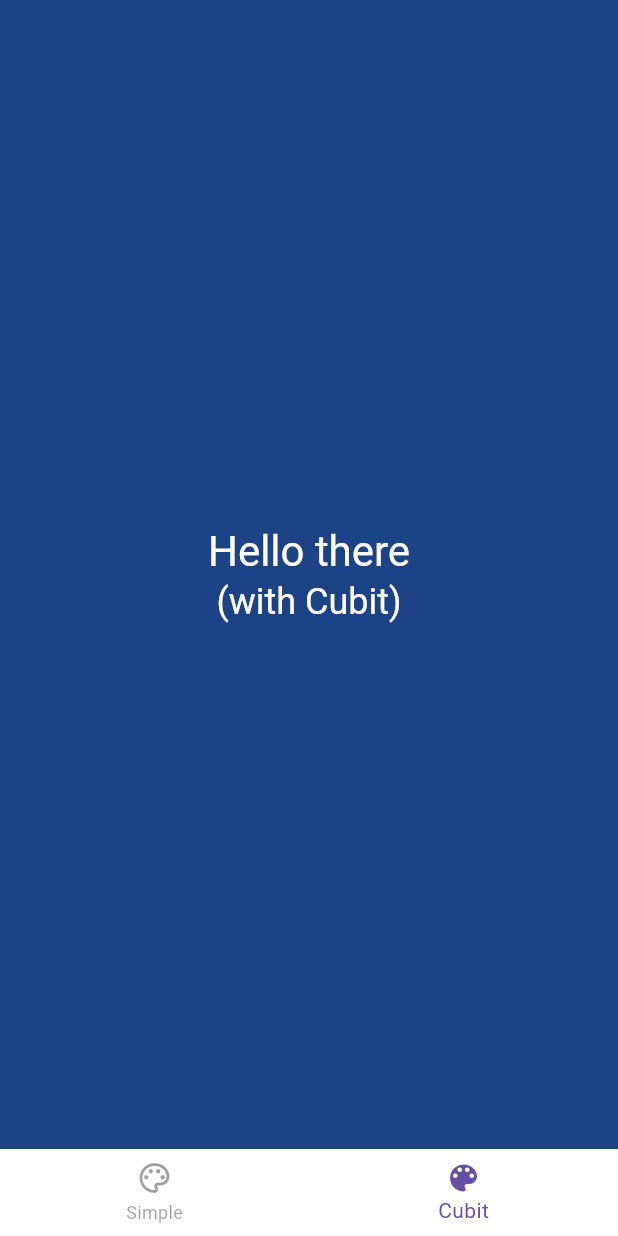
After one commit to Vurarddo/flutter_color_app, a Flutter app: the CubitColorPage screen opened by its route, on a phone screen of 412 x 824 dp. The commit adds this screen. Run offline on Flutter 3.47's test engine with Material 2 defaults, Android fonts, the phone set to English and light mode, and no system bars; our stand-ins replace auto_route, flutter_bloc, get_it, injectable.

Commit message:
extracted text tile

```diff
--- a/lib/features/color/presentation/cubit_color/cubit_color_page.dart
+++ b/lib/features/color/presentation/cubit_color/cubit_color_page.dart
@@ -2,10 +2,14 @@ import 'package:flutter/material.dart';
 
 import 'package:auto_route/auto_route.dart';
 import 'package:flutter_bloc/flutter_bloc.dart';
+import 'package:flutter_color_app/features/color/presentation/widgets/text_tile.dart';
 import 'package:get_it/get_it.dart';
 
 import 'package:flutter_color_app/features/color/presentation/cubit_color/cubit/color_cubit.dart';
 import 'package:flutter_color_app/infrastructure/theme/theme_extensions.dart';
+
+const String _helloThereText = 'Hello there';
+const String withCubitText = 'with Cubit';
 
 @RoutePage()
 class CubitColorPage extends StatefulWidget implements AutoRouteWrapper {
@@ -39,8 +43,10 @@ class _CubitColorPageState extends State<CubitColorPage> {
           onTap: _onChangedColor,
           child: Scaffold(
             backgroundColor: color,
-            body: _TextTile(
+            body: TextTile(
               backgroundColor: color,
+              title: _helloThereText,
+              subtitle: '($withCubitText)',
             ),
           ),
         );
@@ -48,35 +54,3 @@ class _CubitColorPageState extends State<CubitColorPage> {
     );
   }
 }
-
-class _TextTile extends StatelessWidget {
-  final Color backgroundColor;
-
-  const _TextTile({
-    Key? key,
-    required this.backgroundColor,
-  }) : super(key: key);
-
-  @override
-  Widget build(BuildContext context) {
-    return Center(
-      child: Column(
-        mainAxisAlignment: MainAxisAlignment.center,
-        children: [
-          Text(
-            'Hello there',
-            style: context.textTheme.headlineMedium!.copyWith(
-              color: context.textTheme.getTextColorBasedOnBackground(backgroundColor),
-            ),
-          ),
-          Text(
-            '(with Cubit)',
-            style: context.textTheme.headlineSmall!.copyWith(
-              color: context.textTheme.getTextColorBasedOnBackground(backgroundColor),
-            ),
-          ),
-        ],
-      ),
-    );
-  }
-}
--- /dev/null
+++ b/lib/features/color/presentation/widgets/text_tile.dart
@@ -0,0 +1,41 @@
+import 'package:flutter/material.dart';
+
+import 'package:flutter_color_app/infrastructure/theme/theme_extensions.dart';
+
+class TextTile extends StatelessWidget {
+  final Color backgroundColor;
+  final String title;
+  final String? subtitle;
+
+  const TextTile({
+    Key? key,
+    required this.backgroundColor,
+    required this.title,
+    this.subtitle,
+  }) : super(key: key);
+
+  @override
+  Widget build(BuildContext context) {
+    return Center(
+      child: Column(
+        mainAxisAlignment: MainAxisAlignment.center,
+        children: [
+          Text(
+            title,
+            style: context.textTheme.headlineMedium!.copyWith(
+              color: context.textTheme.getTextColorBasedOnBackground(backgroundColor),
+            ),
+          ),
+          if (subtitle != null) ...{
+            Text(
+              subtitle!,
+              style: context.textTheme.headlineSmall!.copyWith(
+                color: context.textTheme.getTextColorBasedOnBackground(backgroundColor),
+              ),
+            ),
+          },
+        ],
+      ),
+    );
+  }
+}
```
Also changed, not shown: lib/features/color/presentation/simple_color/simple_color_page.dart (+5 -22 lines).
